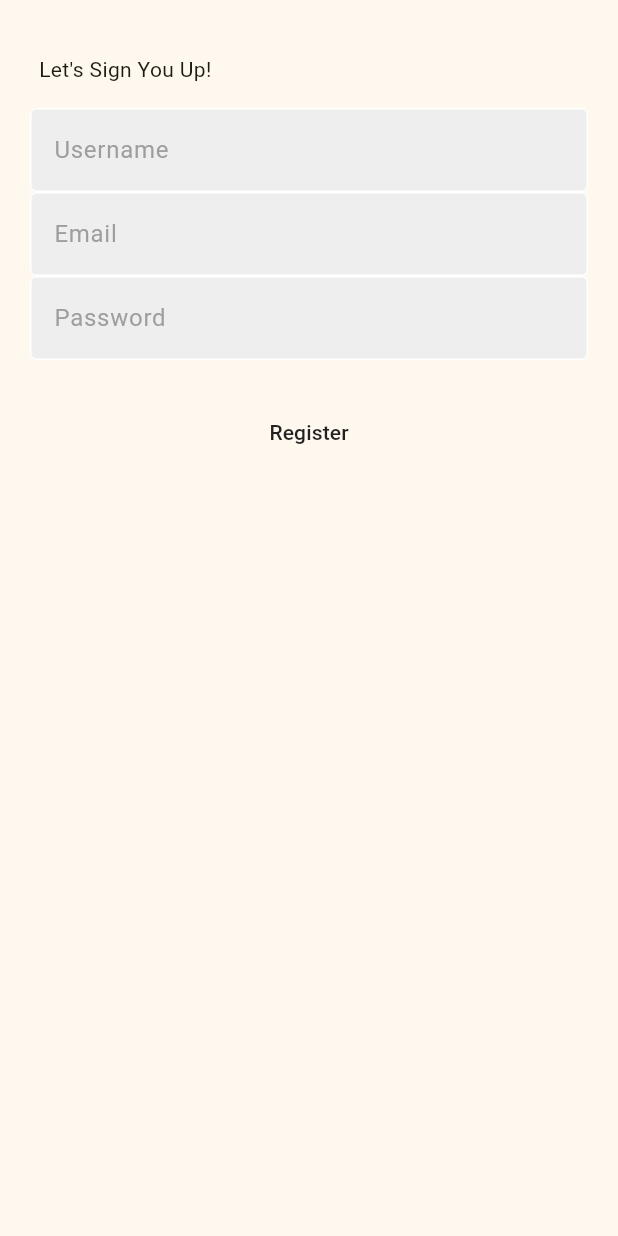
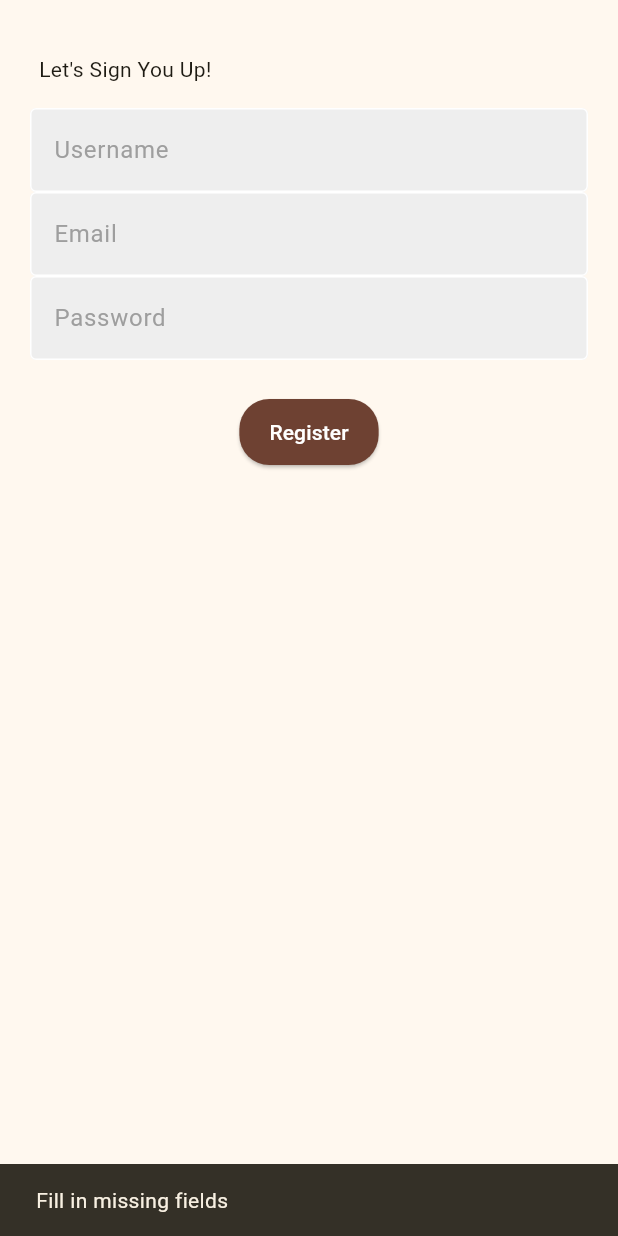
Before and after one commit to dn004/alu-mobile_development, a Flutter app: the RegisterForm widget shown alone on an empty page, opened directly, after a tap on "Register", on a phone screen of 412 x 824 dp. Run offline on Flutter 3.47's test engine with Material 3 defaults, Android fonts, the phone set to English and light mode, and no system bars; our stand-ins replace cloud_firestore, firebase_auth, firebase_core, fl_chart, google_sign_in; accounts and stored records are empty.

Commit message:
updates on authentication

```diff
--- a/Journalize/lib/features/authentication/pages/register_page.dart
+++ b/Journalize/lib/features/authentication/pages/register_page.dart
@@ -9,7 +9,7 @@ import 'package:provider/provider.dart';
 import '../../../utils/next_screen.dart';
 
 class RegisterForm extends StatefulWidget {
-  const RegisterForm({super.key});
+  const RegisterForm({Key? key});
 
   @override
   State<RegisterForm> createState() => _RegisterFormState();
@@ -24,9 +24,6 @@ class _RegisterFormState extends State<RegisterForm>
   late AuthStateProvider authStateProvider;
 
   bool _isLoading = false;
-  final db = FirebaseFirestore.instance;
-  bool _hasError = false;
-  String _error = '';
 
   @override
   void initState() {
@@ -39,8 +36,6 @@ class _RegisterFormState extends State<RegisterForm>
     super.dispose();
     _controller.dispose();
   }
-
-  bool isLoggedIn = false;
 
   @override
   Widget build(BuildContext context) {
@@ -56,11 +51,9 @@ class _RegisterFormState extends State<RegisterForm>
         _isLoading = true;
       });
       if (email.isEmpty || password.isEmpty || username.isEmpty) {
-        setState(() {
-          _isLoading = false;
-        });
-        _hasError = false;
-        _error = 'Fill in missing';
+        ScaffoldMessenger.of(context).showSnackBar(const SnackBar(
+          content: Text('Fill in missing fields'),
+        ));
         setState(() {
           _isLoading = false;
         });
@@ -72,7 +65,7 @@ class _RegisterFormState extends State<RegisterForm>
             _isLoading = false;
           });
           if (authP.currentUser != null) {
-            await db.collection("users").add({
+            await FirebaseFirestore.instance.collection("users").add({
               "name": username,
               "email": authP.currentUser?.email,
               "uid": authP.currentUser?.uid,
@@ -81,21 +74,11 @@ class _RegisterFormState extends State<RegisterForm>
 
             context.read<AuthStateProvider>().setAuthState(authP.currentUser);
             handleAfterSignUp();
-            if (authStateProvider.currentUser?.email != null) {
-              setState(() {
-                _isLoading = false;
-              });
-              authP.saveDataToFireStore;
-              handleAfterSignUp();
+          }
+        } on FirebaseAuthException catch (e) {
+          String errorMessage =
+              'An unexpected error occurred. Please try again.';
 
-            }
-
-            // Print user details
-          }
-
-          handleAfterSignUp();
-        } on FirebaseAuthException catch (e) {
-          String errorMessage;
           setState(() {
             _isLoading = false;
           });
@@ -108,23 +91,19 @@ class _RegisterFormState extends State<RegisterForm>
               errorMessage = 'Incorrect password. Please try again.';
               break;
             case 'invalid-email':
-              errorMessage = 'Incorrect email. Please try again.';
-
-            default:
-              errorMessage = 'Incorrect password. Please try again.';
+              errorMessage = 'Invalid email. Please try again.';
               break;
           }
-          _hasError = false;
-          _error = errorMessage;
-        } catch (e) {
+          ScaffoldMessenger.of(context).showSnackBar(SnackBar(
+            content: Text(errorMessage),
+          ));
+        } catch (_) {
           setState(() {
             _isLoading = false;
           });
-          setState(() {
-            _isLoading = false;
-          });
-          _hasError = true;
-          _error = 'unexpected error has occurred. Please try again';
+          ScaffoldMessenger.of(context).showSnackBar(const SnackBar(
+            content: Text('An unexpected error occurred. Please try again.'),
+          ));
         }
       }
     }
@@ -155,7 +134,7 @@ class _RegisterFormState extends State<RegisterForm>
               const SizedBox(height: 8.0),
               TextField(
                 decoration: InputDecoration(
-                  hintText: _hasError ? _error : 'Username',
+                  hintText: 'Username',
                   hintStyle: TextStyle(color: Colors.grey[500]),
                   enabledBorder: OutlineInputBorder(
                       borderSide: const BorderSide(color: Colors.white),
@@ -171,7 +150,7 @@ class _RegisterFormState extends State<RegisterForm>
               ),
               TextField(
                 decoration: InputDecoration(
-                  hintText: _hasError ? _error : 'Email',
+                  hintText: 'Email',
                   hintStyle: TextStyle(color: Colors.grey[500]),
                   enabledBorder: OutlineInputBorder(
                       borderSide: const BorderSide(color: Colors.white),
@@ -187,7 +166,7 @@ class _RegisterFormState extends State<RegisterForm>
               ),
               TextField(
                 decoration: InputDecoration(
-                  hintText: _hasError ? _error : "Password",
+                  hintText: "Password",
                   hintStyle: TextStyle(color: Colors.grey[500]),
                   enabledBorder: OutlineInputBorder(
                       borderSide: const BorderSide(color: Colors.white),
@@ -205,27 +184,41 @@ class _RegisterFormState extends State<RegisterForm>
               const SizedBox(height: 8.0),
               const SizedBox(height: 8.0),
               const SizedBox(height: 8.0),
-              Stack(children: [
-                MaterialButton(
-                    onPressed: handleSingUp, child: Text("Register")),
-                Visibility(
-                  visible: _isLoading,
+              Center(
+                child: Stack(
+                  children: [
+                    ElevatedButton(
+                      onPressed: handleSingUp,
+                      style: ElevatedButton.styleFrom(
+                        foregroundColor: Colors.white,
+                        backgroundColor: MyConstants.primaryColor,
+                        shape: RoundedRectangleBorder(
+                          borderRadius: BorderRadius.circular(20),
+                        ),
+                        padding: const EdgeInsets.symmetric(
+                          vertical: 12,
+                          horizontal: 20,
+                        ),
+                      ),
+                      child: const Text("Register"),
+                    ),
+                    if (_isLoading)
+                      Positioned.fill(
                         child: Container(
                           decoration: BoxDecoration(
                             borderRadius: BorderRadius.circular(10),
-                      color: MyConstants.secondaryColor,
+                            color: Colors.black.withOpacity(0.5),
                           ),
-                    height: 76,
-                    width: MyConstants.screenWidth(context),
-                    child: const Center(
+                          child: Center(
                             child: CircularProgressIndicator(
-                        color: Colors.amber,
-                        strokeWidth: 5,
+                              color: MyConstants.primaryColor,
                             ),
                           ),
                         ),
-                )
-              ]),
+                      ),
+                  ],
+                ),
+              ),
             ],
           ),
         ),
--- a/Journalize/lib/features/navigation/screens/home_screen.dart
+++ b/Journalize/lib/features/navigation/screens/home_screen.dart
@@ -33,7 +33,8 @@ class _MyHomePageState extends State<HomeScreen> {
 
   @override
   Widget build(BuildContext context) {
-    return Scaffold(
+    return SafeArea(
+      child: Scaffold(
         appBar: AppBar(
             backgroundColor: Colors.white,
             title: const Icon(Icons.book_outlined)),
@@ -104,6 +105,7 @@ class _MyHomePageState extends State<HomeScreen> {
           },
           child: const Icon(Icons.add),
         ),
+      ),
     );
   }
 }
--- a/Journalize/lib/features/navigation/widgets/entry_page.dart
+++ b/Journalize/lib/features/navigation/widgets/entry_page.dart
@@ -75,8 +75,8 @@ class _EntriesState extends State<Entries> {
                                     child: SizedBox(
                                       width: MyConstants.screenWidth(context),
                                       child: Image.network(
-                                        "${entries[index]["imageUrl"]}",
-                                        fit: BoxFit.fill,
+                                        "${entries[index]["photoURL"]}",
+                                        fit: BoxFit.cover,
                                       ),
                                     ),
                                   ),
--- a/Journalize/lib/main.dart
+++ b/Journalize/lib/main.dart
@@ -23,9 +23,9 @@ class MyApp extends StatelessWidget {
   @override
   Widget build(BuildContext context) {
     SystemChrome.setSystemUIOverlayStyle(const SystemUiOverlayStyle(
-      statusBarColor: Colors.black,
-      systemNavigationBarColor: Colors.black,
-      statusBarIconBrightness: Brightness.light,
+      statusBarColor: Colors.white,
+      systemNavigationBarColor: Colors.white,
+      statusBarIconBrightness: Brightness.dark,
     ));
     return MultiProvider(
         providers: [
```
Also changed, not shown: Journalize/lib/features/authentication/pages/login_page.dart (+124 -76 lines), Journalize/lib/features/navigation/widgets/new_entry.dart (+5 -2 lines), Journalize/lib/providers/auth_provider.dart (+57 -89 lines), Journalize/pubspec.yaml (+3 -4 lines), Journalize/pubspec.lock. Lines whose indentation alone changed are shown as unchanged.
